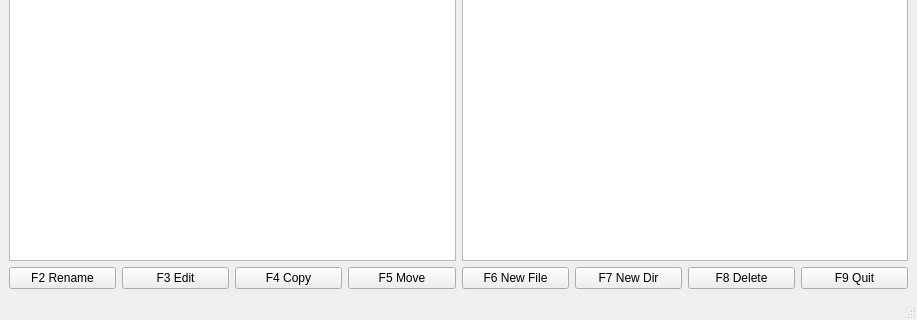
Before: the Qt Designer form mainwindow.ui in LebyakMarki/File_Manager_OS, drawn with Qt 5; both pictures show x 0 to 917 and y 309 to 629 of the 917 by 629 pixel window.
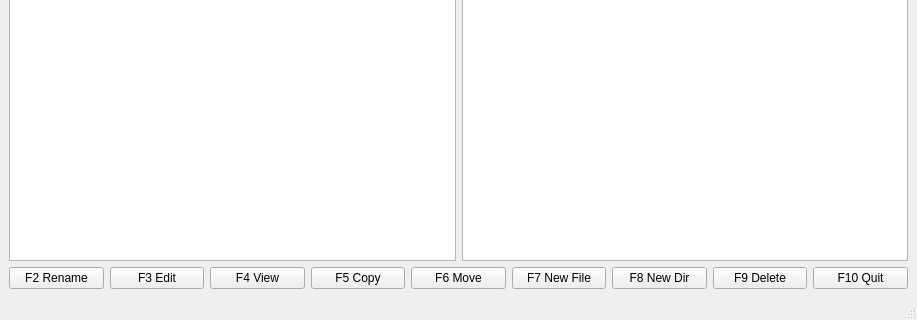
After: the same form once the commit is applied. Icons and pictures are not drawn.

The edit to the form file:
```diff
--- a/mainwindow.ui
+++ b/mainwindow.ui
@@ -57,45 +57,52 @@
         </property>
        </widget>
       </item>
+      <item>
+       <widget class="QPushButton" name="viewButton">
+        <property name="text">
+         <string>F4 View</string>
+        </property>
+       </widget>
+      </item>
       <item>
        <widget class="QPushButton" name="copyButton">
         <property name="text">
-         <string>F4 Copy</string>
+         <string>F5 Copy</string>
         </property>
        </widget>
       </item>
       <item>
        <widget class="QPushButton" name="moveButton">
         <property name="text">
-         <string>F5 Move</string>
+         <string>F6 Move</string>
         </property>
        </widget>
       </item>
       <item>
        <widget class="QPushButton" name="newFileButton">
         <property name="text">
-         <string>F6 New File</string>
+         <string>F7 New File</string>
         </property>
        </widget>
       </item>
       <item>
        <widget class="QPushButton" name="newDirButton">
         <property name="text">
-         <string>F7 New Dir</string>
+         <string>F8 New Dir</string>
         </property>
        </widget>
       </item>
       <item>
        <widget class="QPushButton" name="deleteButton">
         <property name="text">
-         <string>F8 Delete</string>
+         <string>F9 Delete</string>
         </property>
        </widget>
       </item>
       <item>
        <widget class="QPushButton" name="quitButton">
         <property name="text">
-         <string>F9 Quit</string>
+         <string>F10 Quit</string>
         </property>
        </widget>
       </item>
```
Left out of the diff: 12 changed lines with no effect on the pictures.
